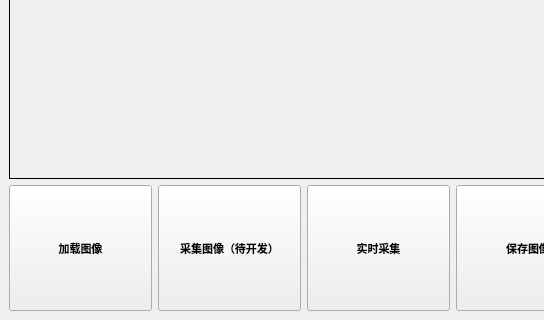
Humble-Engineer/cells_detect, file MainWindow.ui: the form before one commit; both pictures show x 0 to 544 and y 330 to 650 of the 1200 by 650 pixel window.
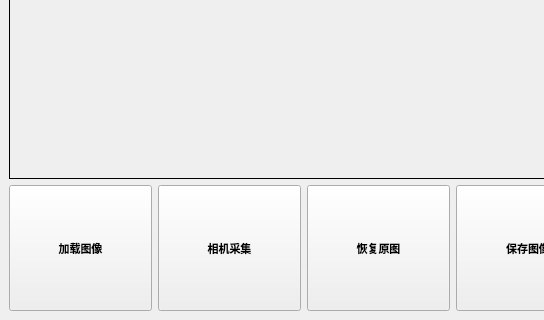
The form after the commit.

Commit message: 优化ui标签

Diff of the .ui file:
```diff
--- a/MainWindow.ui
+++ b/MainWindow.ui
@@ -678,7 +678,7 @@
          </font>
         </property>
         <property name="text">
-         <string>采集图像（待开发）</string>
+         <string>相机采集</string>
         </property>
        </widget>
       </item>
@@ -699,7 +699,7 @@
          </font>
         </property>
         <property name="text">
-         <string>实时采集</string>
+         <string>恢复原图</string>
         </property>
        </widget>
       </item>
```
The commit also changes 1 other file.
